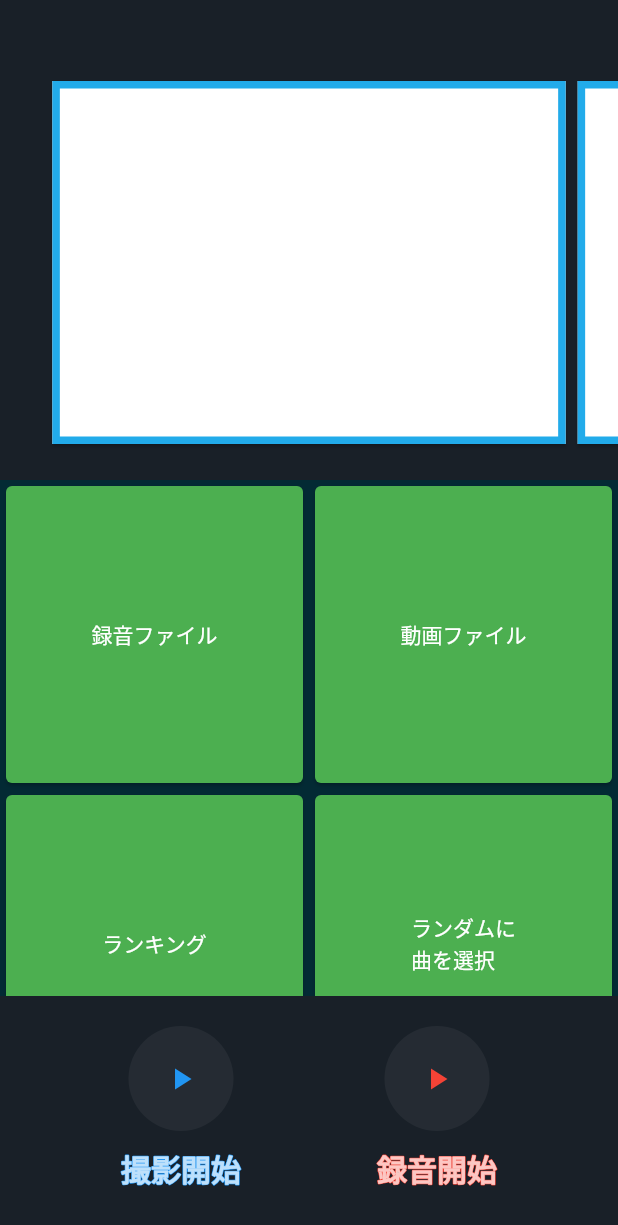
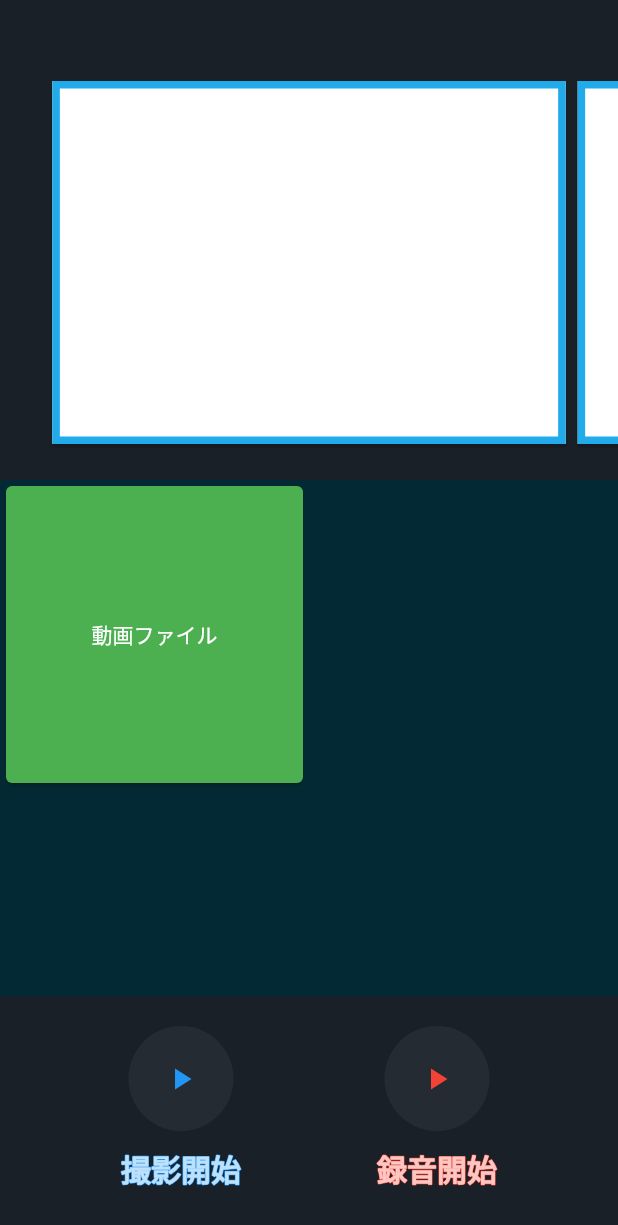
Before and after one commit to Tomohiro629/Fitness_app, a Flutter app: the screen it shows once a user with an empty profile is signed in, on a phone screen of 412 x 824 dp. Shown: the top 1225 px of the screen. Run offline on Flutter 3.47's test engine with Material 2 defaults, Android fonts, the phone set to English and light mode, and no system bars; drawn by our look-alikes of bordered_text; our stand-ins replace cloud_firestore, firebase_auth, firebase_core, flutter_riverpod, flutter_screenutil, gap and 1 more; accounts and stored records are empty.

Commit message:
ムービーリストページ作成

```diff
--- a/lib/start_page/start_page.dart
+++ b/lib/start_page/start_page.dart
@@ -1,6 +1,7 @@
 import 'package:flutter/material.dart';
 import 'package:flutter_riverpod/flutter_riverpod.dart';
 import 'package:karaoke_app/components/various_button.dart';
+import 'package:karaoke_app/movie_file_page/movie_file_page.dart';
 
 class StartPage extends ConsumerWidget {
   const StartPage({Key? key}) : super(key: key);
@@ -49,36 +50,21 @@ class StartPage extends ConsumerWidget {
               color: const Color.fromARGB(255, 3, 42, 52),
               child: GridView.count(
                 crossAxisCount: 2,
-                children: const [
-                  Card(
-                    color: Colors.green,
-                    child: Center(
-                      child: Text(
-                        "録音ファイル",
-                      ),
-                    ),
-                  ),
-                  Card(
-                    color: Colors.green,
-                    child: Center(
-                      child: Text(
-                        "動画ファイル",
-                      ),
-                    ),
-                  ),
-                  Card(
-                    color: Colors.green,
-                    child: Center(
-                      child: Text(
-                        "ランキング",
-                      ),
-                    ),
-                  ),
-                  Card(
-                    color: Colors.green,
-                    child: Center(
-                      child: Text(
-                        "ランダムに\n曲を選択",
+                children: [
+                  InkWell(
+                    onTap: () {
+                      Navigator.push(
+                        context,
+                        MaterialPageRoute(
+                            builder: (context) => const MovieFilePage()),
+                      );
+                    },
+                    child: const Card(
+                      color: Colors.green,
+                      child: Center(
+                        child: Text(
+                          "動画ファイル",
+                        ),
                       ),
                     ),
                   ),
```
Also changed, not shown: lib/components/movie_file_card.dart (added, +102 -0 lines), lib/movie_file_page/movie_file_page.dart (added, +20 -0 lines), lib/movie_file_page/movie_file_controller.dart (added).
